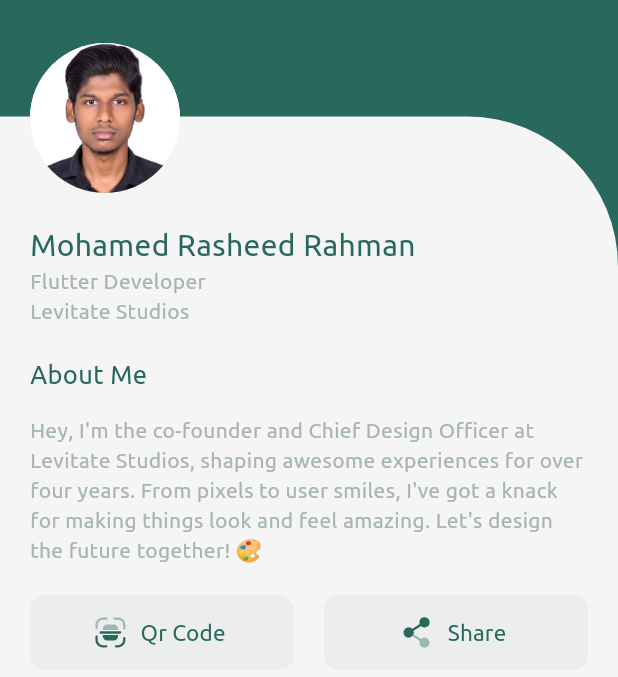
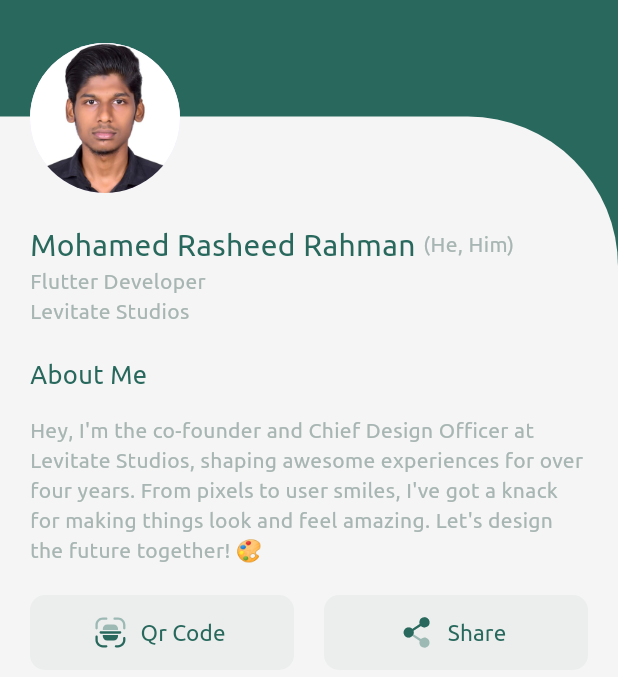
Before and after one commit to RasheedRahman/virtual_business_card, a Flutter app: the screen it shows after launch, on a phone screen of 412 x 824 dp, the part 167-844 px from its top. Run offline on Flutter 3.47's test engine with Material 3 defaults, Android fonts, the phone set to English and light mode, and no system bars; our stand-ins replace flutter_svg, qr_flutter; missing offline and left inert: flutter_image_slider; project files that could hold a hidden picture were left out.

Commit message:
Updated Code V1

```diff
--- a/lib/bottom_sheet_widget.dart
+++ b/lib/bottom_sheet_widget.dart
@@ -271,9 +271,10 @@ class RoundIconWidget extends StatelessWidget {
 
 class ShareButton extends StatelessWidget {
   final String buttonText;
+  final double? height;
   final void Function()? onTap;
 
-  ShareButton({required this.buttonText, this.onTap});
+  ShareButton({required this.buttonText, this.onTap, this.height = 54});
 
   @override
   Widget build(BuildContext context) {
@@ -284,7 +285,7 @@ class ShareButton extends StatelessWidget {
           borderRadius: BorderRadius.circular(50),
           color: Color(0xFF29695D),
         ),
-        height: 54,
+        height: height,
         child: Center(
           child: Text(
             buttonText,
--- a/lib/main.dart
+++ b/lib/main.dart
@@ -4,8 +4,8 @@ import 'package:flutter_svg/flutter_svg.dart';
 import 'package:virtual_business_card/bottom_sheet_widget.dart';
 import 'package:url_launcher/url_launcher.dart';
 import 'package:flutter_image_slider/carousel.dart';
-import 'package:contacts_service/contacts_service.dart';
-import 'package:permission_handler/permission_handler.dart';
+// import 'package:contacts_service/contacts_service.dart';
+// import 'package:permission_handler/permission_handler.dart';
 
 void main() {
   runApp(MyApp());
@@ -36,6 +36,10 @@ class BusinessCardPage extends StatelessWidget {
       '3, Vathiar street, Karuvadikuppam, Lawspet, Puducherry, 605008';
   final String website = 'https://levitatestudios.in/';
   final String location = 'https://maps.app.goo.gl/Do4wHcyMzh8TZwnL8';
+  final String position = 'Flutter Developer';
+  final String company = 'Levitate Studios';
+  final String about_me_text =
+      "Hey, I'm the co-founder and Chief Design Officer at Levitate Studios, shaping awesome experiences for over four years. From pixels to user smiles, I've got a knack for making things look and feel amazing. Let's design the future together! 🎨";
 
   Future<void> openDialPad(String phoneNumber) async {
     final Uri dialUri = Uri(
@@ -124,7 +128,7 @@ class BusinessCardPage extends StatelessWidget {
                                   height: 15,
                                 ),
                                 Text(
-                                  "Hey, I'm the co-founder and Chief Design Officer at Levitate Studios, shaping awesome experiences for over four years. From pixels to user smiles, I've got a knack for making things look and feel amazing. Let's design the future together! 🎨",
+                                  about_me_text,
                                   style: TextStyle(
                                       fontSize: 14,
                                       fontWeight: FontWeight.w400,
@@ -219,6 +223,7 @@ class BusinessCardPage extends StatelessWidget {
                                   onTap: () async {
                                     await openDialPad(phoneNum1);
                                   },
+                                  bottom: 0,
                                 ),
                                 ContactDetailsWidget(
                                   text: 'Personal',
@@ -227,6 +232,7 @@ class BusinessCardPage extends StatelessWidget {
                                   onTap: () async {
                                     await openDialPad(phoneNum2);
                                   },
+                                  top: 0,
                                 ),
                                 SizedBox(
                                   height: 15,
@@ -277,6 +283,35 @@ class BusinessCardPage extends StatelessWidget {
                             ),
                           ),
                           Divider(),
+                          SizedBox(
+                            height: 30,
+                          ),
+                          Column(
+                            crossAxisAlignment: CrossAxisAlignment.start,
+                            children: [
+                              Text(
+                                'Forms',
+                                style: TextStyle(
+                                    color: Color(0xFF33423F),
+                                    fontSize: 17,
+                                    fontWeight: FontWeight.w700),
+                              ),
+                              SizedBox(
+                                height: 15,
+                              ),
+                              ShareButton(
+                                buttonText: 'Job Application Form',
+                                height: 45,
+                              ),
+                              SizedBox(
+                                height: 15,
+                              ),
+                              ShareButton(
+                                buttonText: 'Brand Questionnaire Form',
+                                height: 45,
+                              )
+                            ],
+                          ),
                           SizedBox(
                             height: 30,
                           ),
@@ -366,22 +401,22 @@ class BusinessCardPage extends StatelessWidget {
                           SizedBox(
                             height: 20,
                           ),
-                          // Row(
-                          //   mainAxisAlignment: MainAxisAlignment.center,
-                          //   children: [
-                          //     SvgPicture.asset('assets/copyright.svg'),
-                          //     SizedBox(
-                          //       width: 10,
-                          //     ),
-                          //     Text(
-                          //       '2023  www.levitatestudios.in',
-                          //       style: TextStyle(
-                          //           fontSize: 15,
-                          //           fontWeight: FontWeight.w400,
-                          //           color: Color(0xFF29695D)),
-                          //     ),
-                          //   ],
-                          // )
+                          Row(
+                            mainAxisAlignment: MainAxisAlignment.center,
+                            children: [
+                              SvgPicture.asset('assets/copyright.svg'),
+                              SizedBox(
+                                width: 10,
+                              ),
+                              Text(
+                                '2023  www.levitatestudios.in',
+                                style: TextStyle(
+                                    fontSize: 15,
+                                    fontWeight: FontWeight.w400,
+                                    color: Color(0xFF29695D)),
+                              ),
+                            ],
+                          ),
                           // Container(
                           //   color: Color(0xFF29695D),
                           //   height: 10,
@@ -418,20 +453,32 @@ class BusinessCardPage extends StatelessWidget {
                       SizedBox(
                         height: 20,
                       ),
-                      Text(
-                        'Mohamed Rasheed Rahman',
-                        style: TextStyle(
-                            color: Color(0xFF29695D),
-                            fontSize: 20,
-                            fontWeight: FontWeight.w500),
+                      Row(
+                        children: [
+                          Text(
+                            name,
+                            style: TextStyle(
+                                color: Color(0xFF29695D),
+                                fontSize: 20,
+                                fontWeight: FontWeight.w500),
+                          ),
+                          SizedBox(
+                            width: 5,
+                          ),
+                          Text(
+                            '(He, Him)',
+                            style: TextStyle(
+                                fontSize: 14, color: Color(0xFFA8B6B3)),
+                          ),
+                        ],
                       ),
                       Text(
-                        'Flutter Developer',
+                        position,
                         style:
                             TextStyle(fontSize: 14, color: Color(0xFFA8B6B3)),
                       ),
                       Text(
-                        'Levitate Studios',
+                        company,
                         style:
                             TextStyle(fontSize: 14, color: Color(0xFFA8B6B3)),
                       ),
@@ -622,12 +669,16 @@ class ContactDetailsWidget extends StatelessWidget {
   final String textDetails;
   final String svgPath;
   final void Function()? onTap;
+  final double? top;
+  final double? bottom;
 
   ContactDetailsWidget(
       {required this.text,
       required this.textDetails,
       required this.svgPath,
-      this.onTap});
+      this.onTap,
+      this.top = 16,
+      this.bottom = 16});
 
   @override
   Widget build(BuildContext context) {
@@ -635,7 +686,8 @@ class ContactDetailsWidget extends StatelessWidget {
       onTap: onTap,
       child: Container(
         decoration: BoxDecoration(
-          borderRadius: BorderRadius.circular(16),
+          borderRadius: BorderRadius.vertical(
+              top: Radius.circular(top!), bottom: Radius.circular(bottom!)),
           color: Colors.white,
         ),
         padding: EdgeInsets.symmetric(horizontal: 15, vertical: 10),
```
